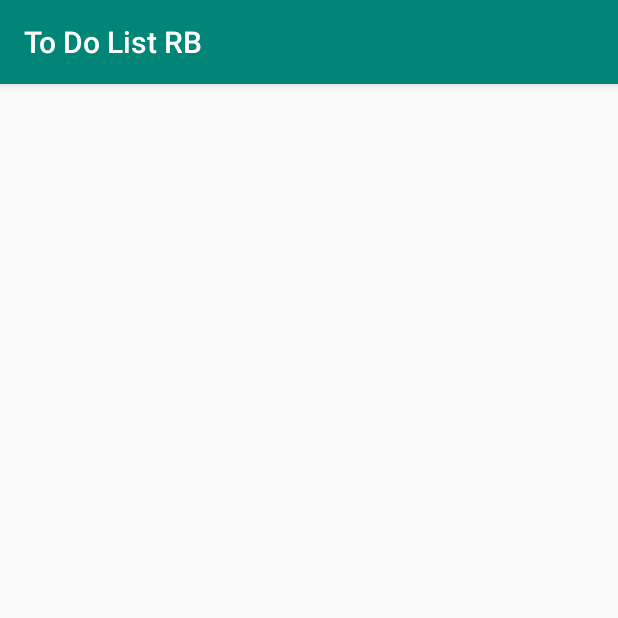
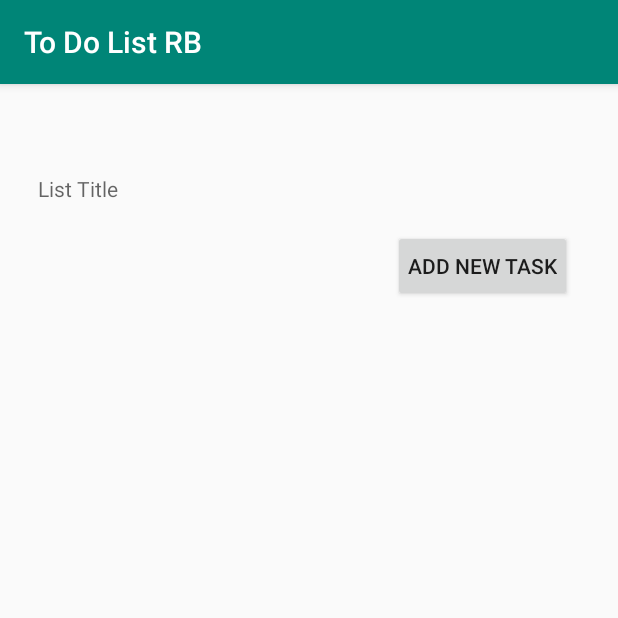
Before and after one commit to Riddhish-Bharadva/ToDoList, an Android app: the TaskHomePage screen opened directly, with no data from a screen before it, on a phone screen of 412 x 824 dp, the top half of it. Run offline under Robolectric (Android 15) with nearby library versions, the phone set to English and light mode, and no system bars; 1 statement that could not run was skipped.

Commit message:
Saving current state 02.11.2019.

```diff
--- a/app/src/main/AndroidManifest.xml
+++ b/app/src/main/AndroidManifest.xml
@@ -9,7 +9,8 @@
         android:roundIcon="@mipmap/ic_launcher_round"
         android:supportsRtl="true"
         android:theme="@style/AppTheme">
-        <activity android:name=".TaskHomePage"></activity>
+        <activity android:name=".HomePageCustomView"></activity>
+        <activity android:name=".TaskHomePage" />
         <activity android:name=".HomePageListLayout" />
         <activity android:name=".CreateNewToDoList" />
         <activity android:name=".MainActivity">
--- a/app/src/main/java/com/example/todolistrb/TaskHomePage.java
+++ b/app/src/main/java/com/example/todolistrb/TaskHomePage.java
@@ -1,8 +1,8 @@
 package com.example.todolistrb;
 
 import androidx.appcompat.app.AppCompatActivity;
-
 import android.os.Bundle;
+import android.widget.TextView;
 
 public class TaskHomePage extends AppCompatActivity {
 
@@ -10,5 +10,10 @@ public class TaskHomePage extends AppCompatActivity {
     protected void onCreate(Bundle savedInstanceState) {
         super.onCreate(savedInstanceState);
         setContentView(R.layout.activity_task_home_page);
+
+        Bundle bundle = getIntent().getExtras();
+        String ListName = bundle.getString("ListName");
+        TextView ListTitleHeading = findViewById(R.id.ListTitleHeading);
+        ListTitleHeading.setText(ListName);
     }
 }
--- a/app/src/main/res/layout/activity_task_home_page.xml
+++ b/app/src/main/res/layout/activity_task_home_page.xml
@@ -6,4 +6,43 @@
     android:layout_height="match_parent"
     tools:context=".TaskHomePage">
 
+    <TextView
+        android:id="@+id/ListTitleHeading"
+        android:layout_width="match_parent"
+        android:layout_height="wrap_content"
+        android:layout_margin="15dp"
+        android:hint="List Title"
+        android:padding="10dp"
+        app:layout_constraintBottom_toBottomOf="parent"
+        app:layout_constraintLeft_toLeftOf="parent"
+        app:layout_constraintRight_toRightOf="parent"
+        app:layout_constraintTop_toTopOf="parent"
+        app:layout_constraintVertical_bias="0.05" />
+
+    <Button
+        android:id="@+id/AddTaskButton"
+        android:layout_width="wrap_content"
+        android:layout_height="wrap_content"
+        android:layout_margin="15dp"
+        android:padding="10dp"
+        android:text="Add New Task"
+        app:layout_constraintBottom_toBottomOf="parent"
+        app:layout_constraintHorizontal_bias="1"
+        app:layout_constraintLeft_toLeftOf="@id/ListTitleHeading"
+        app:layout_constraintRight_toRightOf="@id/ListTitleHeading"
+        app:layout_constraintTop_toTopOf="@id/ListTitleHeading"
+        app:layout_constraintVertical_bias="0.05" />
+
+    <ListView
+        android:id="@+id/TaskView"
+        android:layout_width="match_parent"
+        android:layout_height="match_parent"
+        android:text="No Task created yet to Display."
+        app:layout_constraintBottom_toBottomOf="parent"
+        app:layout_constraintLeft_toLeftOf="parent"
+        app:layout_constraintRight_toRightOf="parent"
+        app:layout_constraintTop_toTopOf="parent"
+        app:layout_constraintVertical_bias="0.7">
+
+    </ListView>
 </androidx.constraintlayout.widget.ConstraintLayout>
```
Also changed, not shown: app/src/main/java/com/example/todolistrb/CreateDBT.java (+5 -2 lines), app/src/main/java/com/example/todolistrb/HomePageCustomView.java (added, +32 -0 lines), app/src/main/java/com/example/todolistrb/MainActivity.java (+7 -5 lines), app/src/main/res/layout/activity_home_page_custom_view.xml (added, +9 -0 lines).
